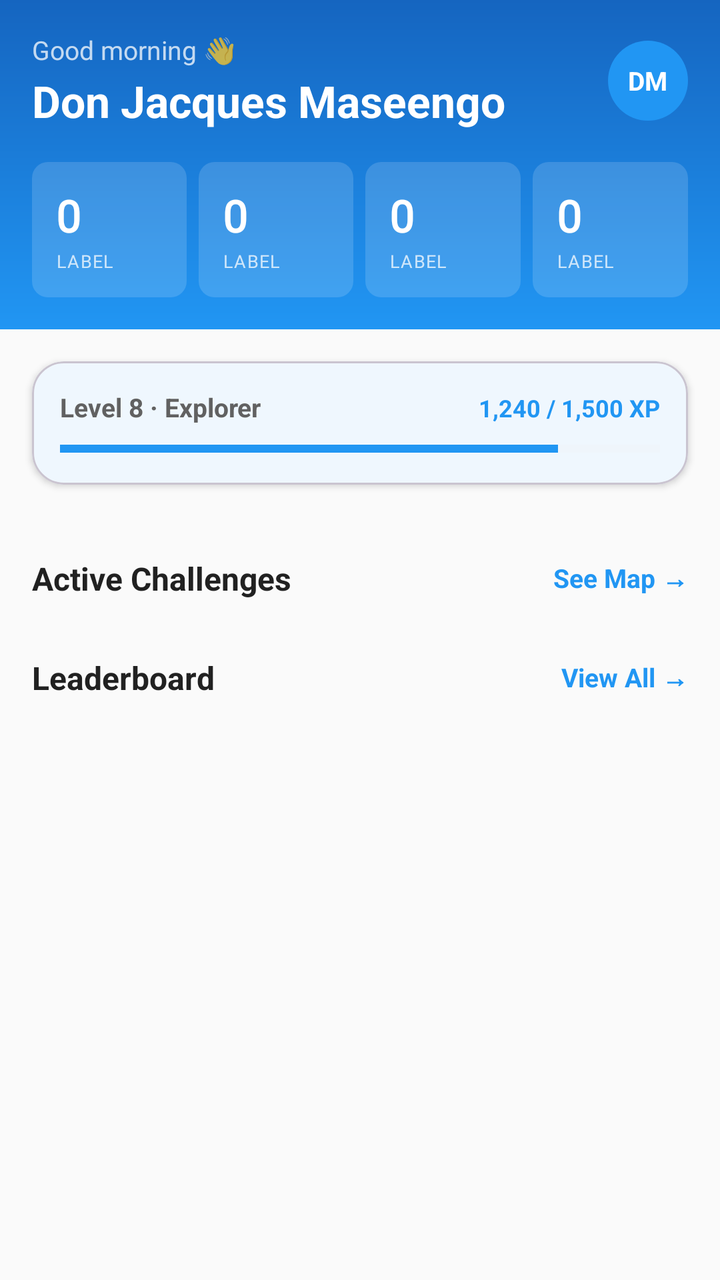
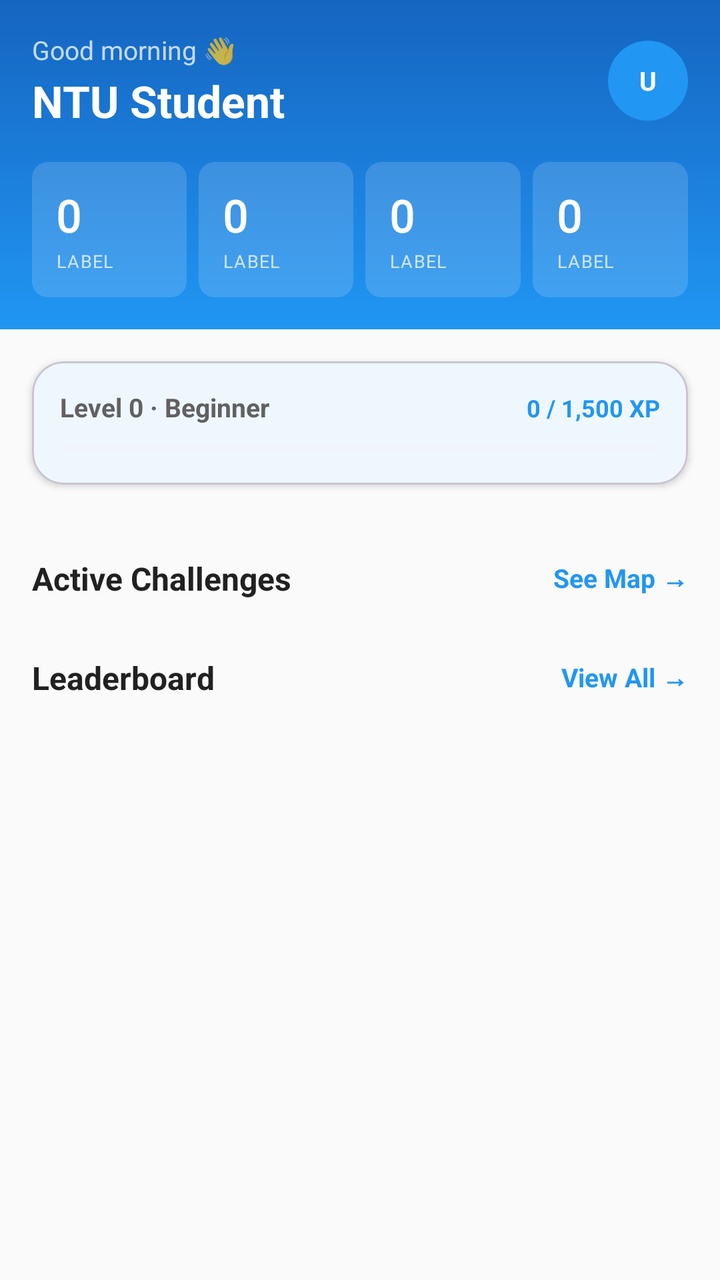

Screens rendered from an Android XML layout before and after an edit, with the pre-edit source and the edit as a unified diff.
<!-- AndroidManifest.xml: application theme Theme.QuestLearn -->
<!-- res/layout/fragment_home.xml -->
<?xml version="1.0" encoding="utf-8"?>
<LinearLayout xmlns:android="http://schemas.android.com/apk/res/android"
    xmlns:app="http://schemas.android.com/apk/res-auto"
    android:layout_width="match_parent"
    android:layout_height="match_parent"
    android:orientation="vertical"
    android:background="@color/grey_50">

    
    <LinearLayout
        android:id="@+id/homeHeader"
        android:layout_width="match_parent"
        android:layout_height="wrap_content"
        android:background="@drawable/bg_blue_gradient"
        android:orientation="vertical"
        android:padding="16dp"
        android:paddingBottom="24dp">

        
        <LinearLayout
            android:layout_width="match_parent"
            android:layout_height="wrap_content"
            android:orientation="horizontal"
            android:gravity="center_vertical"
            android:layout_marginBottom="16dp">

            <LinearLayout
                android:layout_width="0dp"
                android:layout_height="wrap_content"
                android:layout_weight="1"
                android:orientation="vertical">

                <TextView
                    android:layout_width="wrap_content"
                    android:layout_height="wrap_content"
                    android:text="Good morning 👋"
                    android:textSize="13sp"
                    android:textColor="#BFFFFFFF"
                    android:fontFamily="sans-serif"
                    android:layout_marginBottom="2dp" />

                <TextView
                    android:id="@+id/tvUserName"
                    android:layout_width="wrap_content"
                    android:layout_height="wrap_content"
                    android:text="Don Jacques Maseengo"
                    android:textSize="22sp"
                    android:textStyle="bold"
                    android:textColor="@color/white"
                    android:fontFamily="sans-serif" />

            </LinearLayout>

            
            <FrameLayout
                android:id="@+id/avatarContainer"
                android:layout_width="40dp"
                android:layout_height="40dp"
                android:background="@drawable/bg_avatar_circle">

                <TextView
                    android:id="@+id/tvAvatarInitials"
                    android:layout_width="wrap_content"
                    android:layout_height="wrap_content"
                    android:layout_gravity="center"
                    android:text="DM"
                    android:textSize="13sp"
                    android:textStyle="bold"
                    android:textColor="@color/white"
                    android:fontFamily="sans-serif" />
            </FrameLayout>

        </LinearLayout>

        
        <LinearLayout
            android:layout_width="match_parent"
            android:layout_height="wrap_content"
            android:orientation="horizontal">

            <include layout="@layout/widget_stat_card"
                android:id="@+id/statXp"
                android:layout_width="0dp"
                android:layout_height="wrap_content"
                android:layout_weight="1"
                android:layout_marginEnd="6dp" />

            <include layout="@layout/widget_stat_card"
                android:id="@+id/statChallenges"
                android:layout_width="0dp"
                android:layout_height="wrap_content"
                android:layout_weight="1"
                android:layout_marginEnd="6dp" />

            <include layout="@layout/widget_stat_card"
                android:id="@+id/statRank"
                android:layout_width="0dp"
                android:layout_height="wrap_content"
                android:layout_weight="1"
                android:layout_marginEnd="6dp" />

            <include layout="@layout/widget_stat_card"
                android:id="@+id/statStreak"
                android:layout_width="0dp"
                android:layout_height="wrap_content"
                android:layout_weight="1" />

        </LinearLayout>
    </LinearLayout>

    
    <ScrollView
        android:layout_width="match_parent"
        android:layout_height="0dp"
        android:layout_weight="1"
        android:fillViewport="false">

        <LinearLayout
            android:layout_width="match_parent"
            android:layout_height="wrap_content"
            android:orientation="vertical">

            
            <com.google.android.material.card.MaterialCardView
                android:layout_width="match_parent"
                android:layout_height="wrap_content"
                android:layout_margin="16dp"
                android:layout_marginBottom="0dp"
                app:cardElevation="2dp"
                app:cardCornerRadius="16dp">

                <LinearLayout
                    android:layout_width="match_parent"
                    android:layout_height="wrap_content"
                    android:orientation="vertical"
                    android:padding="14dp">

                    <LinearLayout
                        android:layout_width="match_parent"
                        android:layout_height="wrap_content"
                        android:orientation="horizontal"
                        android:layout_marginBottom="8dp">

                        <TextView
                            android:layout_width="0dp"
                            android:layout_height="wrap_content"
                            android:layout_weight="1"
                            android:text="Level 8 · Explorer"
                            android:textSize="13sp"
                            android:textStyle="bold"
                            android:textColor="@color/grey_700" />

                        <TextView
                            android:layout_width="wrap_content"
                            android:layout_height="wrap_content"
                            android:text="1,240 / 1,500 XP"
                            android:textSize="12sp"
                            android:textColor="@color/blue_primary"
                            android:textStyle="bold" />
                    </LinearLayout>

                    <ProgressBar
                        android:id="@+id/xpProgressBar"
                        style="@style/Widget.AppCompat.ProgressBar.Horizontal"
                        android:layout_width="match_parent"
                        android:layout_height="8dp"
                        android:max="100"
                        android:progress="83"
                        android:progressBackgroundTint="@color/grey_200"
                        android:progressTint="@color/blue_primary" />
                </LinearLayout>
            </com.google.android.material.card.MaterialCardView>

            
            <LinearLayout
                android:layout_width="match_parent"
                android:layout_height="wrap_content"
                android:orientation="horizontal"
                android:paddingHorizontal="16dp"
                android:paddingTop="20dp"
                android:paddingBottom="12dp"
                android:gravity="center_vertical">

                <TextView
                    android:layout_width="0dp"
                    android:layout_height="wrap_content"
                    android:layout_weight="1"
                    android:text="Active Challenges"
                    android:textSize="16sp"
                    android:textStyle="bold"
                    android:textColor="@color/grey_900" />

                <TextView
                    android:id="@+id/tvSeeMap"
                    android:layout_width="wrap_content"
                    android:layout_height="wrap_content"
                    android:text="See Map →"
                    android:textSize="13sp"
                    android:textColor="@color/blue_primary"
                    android:textStyle="bold" />
            </LinearLayout>

            
            <androidx.recyclerview.widget.RecyclerView
                android:id="@+id/rvChallenges"
                android:layout_width="match_parent"
                android:layout_height="wrap_content"
                android:paddingHorizontal="16dp"
                android:clipToPadding="false"
                android:nestedScrollingEnabled="false" />

            
            <LinearLayout
                android:layout_width="match_parent"
                android:layout_height="wrap_content"
                android:orientation="horizontal"
                android:paddingHorizontal="16dp"
                android:paddingTop="16dp"
                android:paddingBottom="12dp"
                android:gravity="center_vertical">

                <TextView
                    android:layout_width="0dp"
                    android:layout_height="wrap_content"
                    android:layout_weight="1"
                    android:text="Leaderboard"
                    android:textSize="16sp"
                    android:textStyle="bold"
                    android:textColor="@color/grey_900" />

                <TextView
                    android:layout_width="wrap_content"
                    android:layout_height="wrap_content"
                    android:text="View All →"
                    android:textSize="13sp"
                    android:textColor="@color/blue_primary"
                    android:textStyle="bold" />
            </LinearLayout>

            
            <com.google.android.material.card.MaterialCardView
                android:layout_width="match_parent"
                android:layout_height="wrap_content"
                android:layout_marginHorizontal="16dp"
                android:layout_marginBottom="24dp"
                app:cardElevation="2dp"
                app:cardCornerRadius="16dp">

                <androidx.recyclerview.widget.RecyclerView
                    android:id="@+id/rvLeaderboard"
                    android:layout_width="match_parent"
                    android:layout_height="wrap_content"
                    android:nestedScrollingEnabled="false" />
            </com.google.android.material.card.MaterialCardView>

        </LinearLayout>
    </ScrollView>

</LinearLayout>
<!-- res/layout/widget_stat_card.xml (included above) -->
<?xml version="1.0" encoding="utf-8"?>
<LinearLayout xmlns:android="http://schemas.android.com/apk/res/android"
    android:layout_width="match_parent"
    android:layout_height="wrap_content"
    android:orientation="vertical"
    android:background="@drawable/bg_stat_card"
    android:padding="12dp">

    <TextView
        android:id="@+id/tvStatValue"
        android:layout_width="wrap_content"
        android:layout_height="wrap_content"
        android:text="0"
        android:textSize="22sp"
        android:textStyle="bold"
        android:textColor="@color/white"
        android:fontFamily="@font/roboto" />

    <TextView
        android:id="@+id/tvStatLabel"
        android:layout_width="wrap_content"
        android:layout_height="wrap_content"
        android:text="LABEL"
        android:textSize="9sp"
        android:textColor="#BFFFFFFF"
        android:fontFamily="@font/roboto"
        android:letterSpacing="0.05"
        android:layout_marginTop="2dp" />

</LinearLayout>
<!-- resources referenced by this layout -->
<resources>
  <color name="blue_primary">#2196F3</color>
  <color name="grey_200">#EEEEEE</color>
  <color name="grey_50">#FAFAFA</color>
  <color name="grey_700">#616161</color>
  <color name="grey_900">#212121</color>
  <color name="white">#FFFFFF</color>
  <!-- drawable bg_avatar_circle (drawable) -->
  <?xml version="1.0" encoding="utf-8"?>
  <shape xmlns:android="http://schemas.android.com/apk/res/android" android:shape="oval">
      <solid android:color="@color/blue_primary"/>
  </shape>
  <!-- drawable bg_blue_gradient (drawable) -->
  <?xml version="1.0" encoding="utf-8"?>
  <shape xmlns:android="http://schemas.android.com/apk/res/android">
      <gradient
          android:startColor="#1565C0"
          android:endColor="#2196F3"
          android:angle="160"
          android:type="linear"/>
  </shape>
  <!-- drawable bg_stat_card (drawable) -->
  <?xml version="1.0" encoding="utf-8"?>
  <shape xmlns:android="http://schemas.android.com/apk/res/android">
      <solid android:color="#26FFFFFF"/>
      <corners android:radius="8dp"/>
  </shape>
  <style name="Theme.QuestLearn" parent="Theme.Material3.Light.NoActionBar">
          <item name="colorPrimary">@color/blue_primary</item>
          <item name="colorOnPrimary">@color/white</item>
          <item name="colorPrimaryContainer">@color/blue_surface</item>
          <item name="colorSecondary">@color/green_primary</item>
          <item name="colorOnSecondary">@color/white</item>
          <item name="colorTertiary">@color/orange_primary</item>
          <item name="colorSurface">@color/white</item>
          <item name="colorOnSurface">@color/grey_900</item>
          <item name="colorBackground">@color/grey_50</item>
          <item name="android:statusBarColor">@color/blue_dark</item>
          <item name="android:windowLightStatusBar">false</item>
          <item name="android:fontFamily">sans-serif</item>
      </style>
  <color name="blue_surface">#E3F2FD</color>
  <color name="green_primary">#4CAF50</color>
  <color name="orange_primary">#FF9800</color>
  <color name="blue_dark">#1565C0</color>
</resources>

<!-- the commit's change to res/layout/fragment_home.xml (unified diff, before → after) -->
@@ -43,7 +43,7 @@
                     android:id="@+id/tvUserName"
                     android:layout_width="wrap_content"
                     android:layout_height="wrap_content"
-                    android:text="Don Jacques Maseengo"
+                    android:text="NTU Student"
                     android:textSize="22sp"
                     android:textStyle="bold"
                     android:textColor="@color/white"
@@ -63,7 +63,7 @@
                     android:layout_width="wrap_content"
                     android:layout_height="wrap_content"
                     android:layout_gravity="center"
-                    android:text="DM"
+                    android:text="U"
                     android:textSize="13sp"
                     android:textStyle="bold"
                     android:textColor="@color/white"
@@ -142,18 +142,20 @@
                         android:layout_marginBottom="8dp">
 
                         <TextView
+                            android:id="@+id/tvLevelLabel"
                             android:layout_width="0dp"
                             android:layout_height="wrap_content"
                             android:layout_weight="1"
-                            android:text="Level 8 · Explorer"
+                            android:text="Level 0 · Beginner"
                             android:textSize="13sp"
                             android:textStyle="bold"
                             android:textColor="@color/grey_700" />
 
                         <TextView
+                            android:id="@+id/tvXpSummary"
                             android:layout_width="wrap_content"
                             android:layout_height="wrap_content"
-                            android:text="1,240 / 1,500 XP"
+                            android:text="0 / 1,500 XP"
                             android:textSize="12sp"
                             android:textColor="@color/blue_primary"
                             android:textStyle="bold" />
@@ -165,7 +167,7 @@
                         android:layout_width="match_parent"
                         android:layout_height="8dp"
                         android:max="100"
-                        android:progress="83"
+                        android:progress="0"
                         android:progressBackgroundTint="@color/grey_200"
                         android:progressTint="@color/blue_primary" />
                 </LinearLayout>
